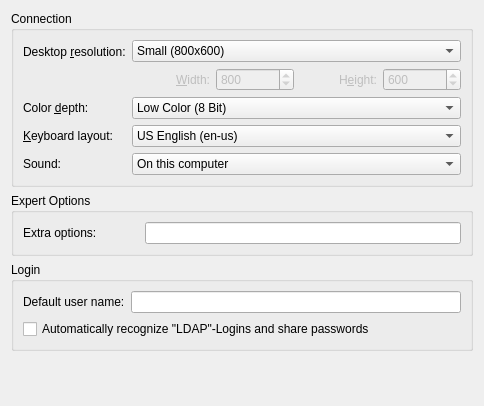
This is rdp/rdppreferences.ui in KDE/krdc as Qt 5 draws it before an edit. The edited form follows.
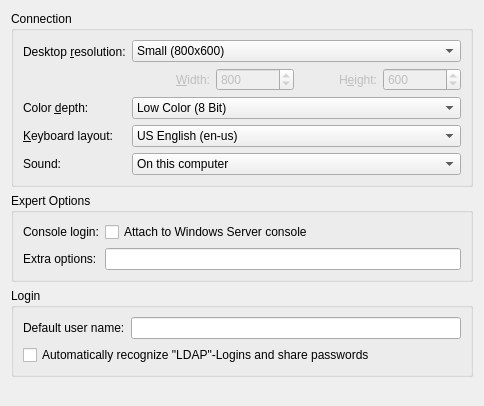
This is the edited form. Custom widgets are drawn as their Qt base class.

Commit message: Add option to do RDP console login. CCBUG:103934

The edit to the form file:
```diff
--- a/rdp/rdppreferences.ui
+++ b/rdp/rdppreferences.ui
@@ -439,16 +439,27 @@
      <property name="title" >
       <string>Expert Options</string>
      </property>
-     <layout class="QFormLayout" name="formLayout" >
-      <item row="0" column="0" >
-       <widget class="QLabel" name="extraOptionsLabel" >
-        <property name="minimumSize" >
-         <size>
-          <width>116</width>
-          <height>0</height>
-         </size>
+     <layout class="QFormLayout" name="formLayout">
+      <item row="0" column="0">
+       <widget class="QLabel" name="consoleLabel">
+        <property name="text">
+         <string>Console login:</string>
         </property>
-        <property name="text" >
+        <property name="buddy">
+         <cstring>kcfg_Console</cstring>
+        </property>
+       </widget>
+      </item>
+      <item row="0" column="1">
+       <widget class="QCheckBox" name="kcfg_Console">
+        <property name="text">
+         <string>Attach to Windows Server console</string>
+        </property>
+       </widget>
+      </item>
+      <item row="1" column="0">
+       <widget class="QLabel" name="extraOptionsLabel">
+        <property name="text">
          <string>Extra options:</string>
         </property>
         <property name="buddy" >
@@ -456,9 +467,9 @@
         </property>
        </widget>
       </item>
-      <item row="0" column="1" >
-       <widget class="KLineEdit" name="kcfg_ExtraOptions" >
-        <property name="minimumSize" >
+      <item row="1" column="1">
+       <widget class="KLineEdit" name="kcfg_ExtraOptions">
+        <property name="minimumSize">
          <size>
           <width>280</width>
           <height>0</height>
@@ -482,17 +493,17 @@
      </property>
      <layout class="QVBoxLayout" name="verticalLayout" >
       <item>
-       <layout class="QFormLayout" name="formLayout_3" >
-        <item row="0" column="0" >
-         <widget class="QLabel" name="defaultUserLabel" >
-          <property name="text" >
+       <layout class="QFormLayout" name="formLayout_3">
+        <item row="1" column="0">
+         <widget class="QLabel" name="defaultUserLabel">
+          <property name="text">
            <string>Default user name:</string>
           </property>
          </widget>
         </item>
-        <item row="0" column="1" >
-         <widget class="KLineEdit" name="kcfg_DefaultRdpUserName" >
-          <property name="clickMessage" >
+        <item row="1" column="1">
+         <widget class="KLineEdit" name="kcfg_DefaultRdpUserName">
+          <property name="clickMessage">
            <string>No default user name</string>
           </property>
           <property name="showClearButton" stdset="0" >
@@ -528,16 +539,16 @@
   </layout>
  </widget>
  <customwidgets>
-  <customwidget>
-   <class>KComboBox</class>
-   <extends>QComboBox</extends>
-   <header>kcombobox.h</header>
-  </customwidget>
   <customwidget>
    <class>KLineEdit</class>
    <extends>QLineEdit</extends>
    <header>klineedit.h</header>
   </customwidget>
+  <customwidget>
+   <class>KComboBox</class>
+   <extends>QComboBox</extends>
+   <header>kcombobox.h</header>
+  </customwidget>
  </customwidgets>
  <tabstops>
   <tabstop>resolutionComboBox</tabstop>
```
Left out of the diff: 260 changed lines with no effect on the pictures. The commit also changes 4 other files.
